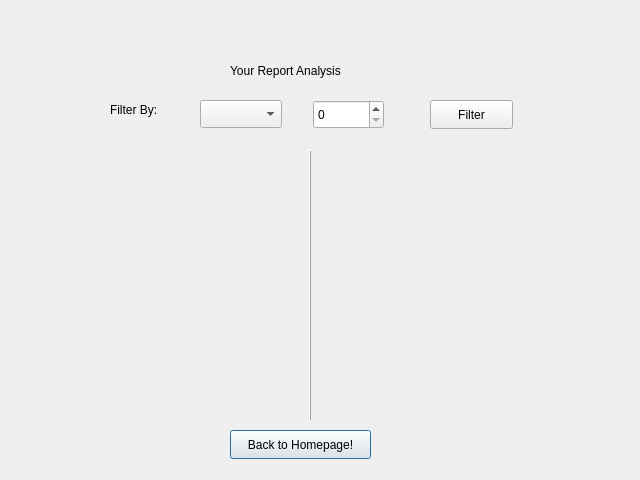
Above: analyzereport.ui from aasishhumagain/BudgetBuddy before the change. Below: the same form after it.
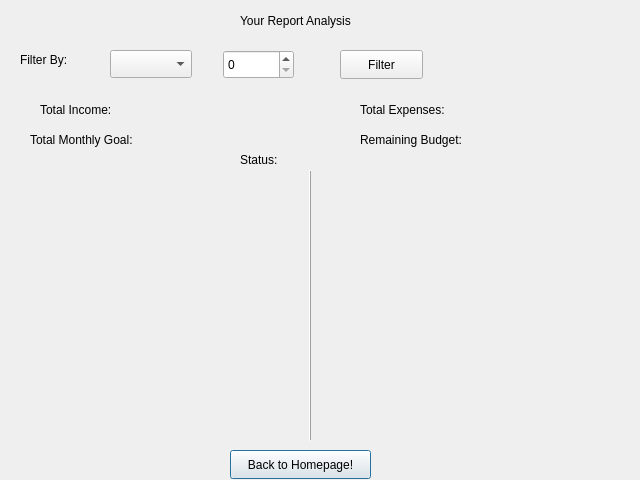
That is the form after the change.

Commit message: Analyze report full rework

```diff
--- a/analyzereport.ui
+++ b/analyzereport.ui
@@ -16,8 +16,8 @@
   <widget class="QLabel" name="labelTitle">
    <property name="geometry">
     <rect>
-     <x>230</x>
-     <y>50</y>
+     <x>240</x>
+     <y>0</y>
      <width>141</width>
      <height>41</height>
     </rect>
@@ -30,7 +30,7 @@
    <property name="geometry">
     <rect>
      <x>230</x>
-     <y>430</y>
+     <y>450</y>
      <width>141</width>
      <height>29</height>
     </rect>
@@ -42,8 +42,8 @@
   <widget class="QComboBox" name="comboBoxMonth">
    <property name="geometry">
     <rect>
-     <x>200</x>
-     <y>100</y>
+     <x>110</x>
+     <y>50</y>
      <width>82</width>
      <height>28</height>
     </rect>
@@ -52,8 +52,8 @@
   <widget class="QLabel" name="labelFilter">
    <property name="geometry">
     <rect>
-     <x>110</x>
-     <y>100</y>
+     <x>20</x>
+     <y>50</y>
      <width>63</width>
      <height>20</height>
     </rect>
@@ -65,8 +65,8 @@
   <widget class="QSpinBox" name="spinBoxYear">
    <property name="geometry">
     <rect>
-     <x>313</x>
-     <y>100</y>
+     <x>223</x>
+     <y>50</y>
      <width>71</width>
      <height>29</height>
     </rect>
@@ -75,8 +75,8 @@
   <widget class="QPushButton" name="buttonFilter">
    <property name="geometry">
     <rect>
-     <x>430</x>
-     <y>100</y>
+     <x>340</x>
+     <y>50</y>
      <width>83</width>
      <height>29</height>
     </rect>
@@ -89,7 +89,7 @@
    <property name="geometry">
     <rect>
      <x>120</x>
-     <y>150</y>
+     <y>170</y>
      <width>381</width>
      <height>271</height>
     </rect>
@@ -101,6 +101,71 @@
     <enum>QFrame::Shadow::Raised</enum>
    </property>
   </widget>
+  <widget class="QLabel" name="labelTotalIncome">
+   <property name="geometry">
+    <rect>
+     <x>40</x>
+     <y>100</y>
+     <width>151</width>
+     <height>20</height>
+    </rect>
+   </property>
+   <property name="text">
+    <string>Total Income:</string>
+   </property>
+  </widget>
+  <widget class="QLabel" name="labelTotalExpenses">
+   <property name="geometry">
+    <rect>
+     <x>360</x>
+     <y>100</y>
+     <width>171</width>
+     <height>20</height>
+    </rect>
+   </property>
+   <property name="text">
+    <string>Total Expenses: </string>
+   </property>
+  </widget>
+  <widget class="QLabel" name="labelWarnings">
+   <property name="geometry">
+    <rect>
+     <x>240</x>
+     <y>150</y>
+     <width>261</width>
+     <height>20</height>
+    </rect>
+   </property>
+   <property name="text">
+    <string>Status: </string>
+   </property>
+  </widget>
+  <widget class="QLabel" name="labelTotalMonthlyGoal">
+   <property name="geometry">
+    <rect>
+     <x>30</x>
+     <y>130</y>
+     <width>241</width>
+     <height>20</height>
+    </rect>
+   </property>
+   <property name="text">
+    <string>Total Monthly Goal: </string>
+   </property>
+  </widget>
+  <widget class="QLabel" name="labelRemainingBudget">
+   <property name="geometry">
+    <rect>
+     <x>360</x>
+     <y>130</y>
+     <width>241</width>
+     <height>20</height>
+    </rect>
+   </property>
+   <property name="text">
+    <string>Remaining Budget: </string>
+   </property>
+  </widget>
  </widget>
  <resources/>
  <connections/>
```
The commit also changes 1 other file.
